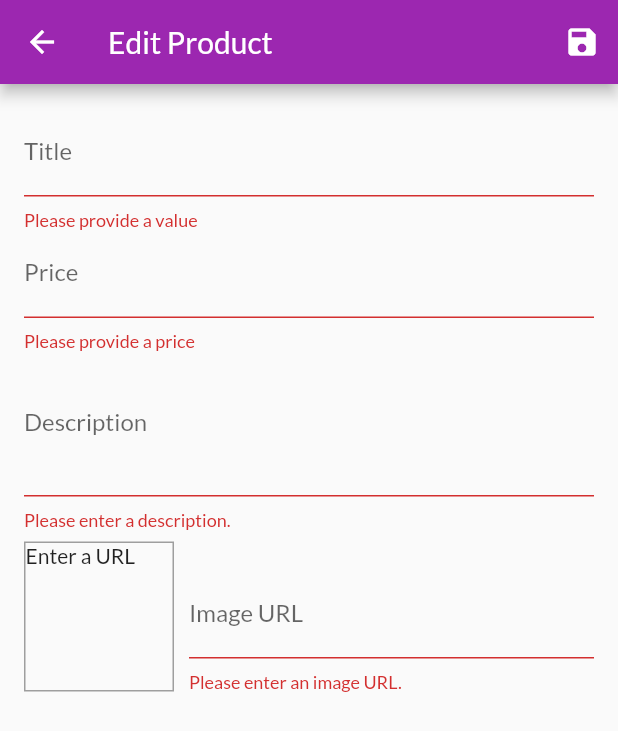
After one commit to thirw/shop_app, a Flutter app: the EditProductScreen screen opened by its route, after a tap on the "save" icon, on a phone screen of 412 x 824 dp. The commit adds this screen. Shown: the top 731 px of the screen. Run offline on Flutter 3.47's test engine with Material 2 defaults, Android fonts, the phone set to English and light mode, and no system bars; network calls fail.

Commit message:
Complete CRUD product

```diff
--- a/lib/main.dart
+++ b/lib/main.dart
@@ -6,6 +6,7 @@ import './screens/product_detail_screen.dart';
 import './screens/cart_screen.dart';
 import './screens/orders_screen.dart';
 import './screens/user_products_screen.dart';
+import './screens/edit_product_screen.dart';
 
 import './providers/cart.dart';
 import './providers/products.dart';
@@ -43,6 +44,7 @@ class MyApp extends StatelessWidget {
           CartSreen.routeName: (ctx) => CartSreen(),
           OrdersScreen.routeName: (ctx) => OrdersScreen(),
           UserProductsScreen.routeName: (ctx) => UserProductsScreen(),
+          EditProductScreen.routeName: (ctx) => EditProductScreen(),
         },
       ),
     );
--- a/lib/providers/products.dart
+++ b/lib/providers/products.dart
@@ -63,8 +63,32 @@ class Products with ChangeNotifier {
   //   _showFavoritesOnly = false;
   // }
 
-  void addProduct() {
-    // _items.add(value);
+  void addProduct(Product product) {
+    final newProduct = Product(
+      id: DateTime.now().toString(),
+      title: product.title,
+      description: product.description,
+      price: product.price,
+      imageUrl: product.imageUrl,
+    );
+    _items.add(newProduct);
+    // _items.insert(0, newProduct);
+    notifyListeners();
+  }
+
+  void updateProduct(String id, Product newProduct) {
+    final prodIndex = _items.indexWhere((element) => element.id == id);
+    if (prodIndex >= 0) {
+      _items[prodIndex] = newProduct;
+
+      notifyListeners();
+    } else {
+      print('...');
+    }
+  }
+
+  void deleteProduct(String id) {
+    _items.removeWhere((element) => element.id == id);
     notifyListeners();
   }
 }
--- /dev/null
+++ b/lib/screens/edit_product_screen.dart
@@ -0,0 +1,277 @@
+import 'package:flutter/material.dart';
+import 'package:provider/provider.dart';
+
+import '../providers/products.dart';
+import '../providers/product.dart';
+
+class EditProductScreen extends StatefulWidget {
+  static const routeName = '/edit-product-screen';
+
+  @override
+  _EditProductScreenState createState() => _EditProductScreenState();
+}
+
+class _EditProductScreenState extends State<EditProductScreen> {
+  final _priceFocusNode = FocusNode();
+  final _descriptionFocusNode = FocusNode();
+  final _imageUrlFocusNode = FocusNode();
+  final _imageUrlController = TextEditingController();
+  final _formKey = GlobalKey<FormState>();
+  var _editedProduct = Product(
+    id: null,
+    title: '',
+    description: '',
+    price: 0,
+    imageUrl: '',
+  );
+  var _initValues = {
+    'title': '',
+    'description': '',
+    'price': '',
+    'imageUrl': '',
+  };
+  var _isInit = true;
+
+  @override
+  void initState() {
+    _imageUrlFocusNode.addListener(_updateImageUrl);
+    super.initState();
+  }
+
+  @override
+  void didChangeDependencies() {
+    if (_isInit) {
+      final productId = ModalRoute.of(context).settings.arguments as String;
+      if (productId != null) {
+        _editedProduct =
+            Provider.of<Products>(context, listen: false).findById(productId);
+        _initValues = {
+          'title': _editedProduct.title,
+          'description': _editedProduct.description,
+          'price': _editedProduct.price.toString(),
+          // 'imageUrl': _editedProduct.imageUrl,
+          'imageUrl': '',
+        };
+        _imageUrlController.text = _editedProduct.imageUrl;
+      }
+    }
+    _isInit = false;
+
+    super.didChangeDependencies();
+  }
+
+  @override
+  void dispose() {
+    _imageUrlFocusNode.removeListener(_updateImageUrl);
+    _priceFocusNode.dispose();
+    _descriptionFocusNode.dispose();
+    _imageUrlFocusNode.dispose();
+    _imageUrlController.dispose();
+    super.dispose();
+  }
+
+  void _updateImageUrl() {
+    if (!_imageUrlFocusNode.hasFocus) {
+      if ((!_imageUrlController.text.startsWith('http') &&
+              !_imageUrlController.text.startsWith('https')) ||
+          (!_imageUrlController.text.endsWith('.png') &&
+              !_imageUrlController.text.endsWith('.jpg') &&
+              !_imageUrlController.text.endsWith('.jpeg'))) {
+        return;
+      }
+      setState(() {});
+    }
+  }
+
+  void _saveForm() {
+    final isValid = _formKey.currentState.validate();
+    if (!isValid) {
+      return;
+    }
+    _formKey.currentState.save();
+    if (_editedProduct.id != null) {
+      Provider.of<Products>(context, listen: false)
+          .updateProduct(_editedProduct.id, _editedProduct);
+    } else {
+      Provider.of<Products>(context, listen: false).addProduct(_editedProduct);
+    }
+    Navigator.of(context).pop();
+  }
+
+  @override
+  Widget build(BuildContext context) {
+    return Scaffold(
+      appBar: AppBar(title: Text('Edit Product'), actions: <Widget>[
+        IconButton(
+          icon: Icon(Icons.save),
+          onPressed: _saveForm,
+        )
+      ]),
+      body: Padding(
+        padding: const EdgeInsets.all(16.0),
+        child: Form(
+          key: _formKey,
+          child: ListView(
+            children: <Widget>[
+              TextFormField(
+                initialValue: _initValues['title'],
+                decoration: InputDecoration(labelText: 'Title'),
+                textInputAction: TextInputAction.next,
+                onFieldSubmitted: (_) {
+                  FocusScope.of(context).requestFocus(_priceFocusNode);
+                },
+                validator: (value) {
+                  if (value.isEmpty) {
+                    return 'Please provide a value';
+                  }
+                  return null;
+                },
+                onSaved: (value) {
+                  _editedProduct = Product(
+                    title: value,
+                    description: _editedProduct.description,
+                    price: _editedProduct.price,
+                    imageUrl: _editedProduct.imageUrl,
+                    id: _editedProduct.id,
+                    isFavorite: _editedProduct.isFavorite,
+                  );
+                },
+              ),
+              TextFormField(
+                initialValue: _initValues['price'],
+                decoration: InputDecoration(labelText: 'Price'),
+                textInputAction: TextInputAction.next,
+                keyboardType: TextInputType.number,
+                focusNode: _priceFocusNode,
+                onFieldSubmitted: (_) {
+                  FocusScope.of(context).requestFocus(_descriptionFocusNode);
+                },
+                validator: (value) {
+                  if (value.isEmpty) {
+                    return 'Please provide a price';
+                  }
+                  if (double.tryParse(value) == null) {
+                    return 'Please enter a valid number';
+                  }
+                  if (double.parse(value) <= 0) {
+                    return 'Please enter a number greater than zero. ';
+                  }
+
+                  return null;
+                },
+                onSaved: (value) {
+                  _editedProduct = Product(
+                    id: _editedProduct.id,
+                    isFavorite: _editedProduct.isFavorite,
+                    title: _editedProduct.title,
+                    description: _editedProduct.description,
+                    price: double.parse(value),
+                    imageUrl: _editedProduct.imageUrl,
+                  );
+                },
+              ),
+              TextFormField(
+                initialValue: _initValues['description'],
+                decoration: InputDecoration(labelText: 'Description'),
+                maxLines: 3,
+                keyboardType: TextInputType.multiline,
+                focusNode: _descriptionFocusNode,
+                validator: (value) {
+                  if (value.isEmpty) {
+                    return 'Please enter a description.';
+                  }
+                  if (value.length < 10) {
+                    return 'Should be at least 10 characters long.';
+                  }
+                  return null;
+                },
+                onSaved: (value) {
+                  _editedProduct = Product(
+                    id: _editedProduct.id,
+                    isFavorite: _editedProduct.isFavorite,
+                    title: _editedProduct.title,
+                    description: value,
+                    price: _editedProduct.price,
+                    imageUrl: _editedProduct.imageUrl,
+                  );
+                },
+              ),
+              Row(
+                crossAxisAlignment: CrossAxisAlignment.end,
+                children: [
+                  Container(
+                    width: 100,
+                    height: 100,
+                    margin: EdgeInsets.only(
+                      top: 8,
+                      right: 10,
+                    ),
+                    decoration: BoxDecoration(
+                        border: Border.all(width: 1, color: Colors.grey)),
+                    child: _imageUrlController.text.isEmpty
+                        ? Text('Enter a URL')
+                        : FittedBox(
+                            child: Image.network(
+                              _imageUrlController.text,
+                              fit: BoxFit.cover,
+                            ),
+                          ),
+                  ),
+                  Expanded(
+                      child: TextFormField(
+                    decoration: InputDecoration(labelText: 'Image URL'),
+                    keyboardType: TextInputType.url,
+                    textInputAction: TextInputAction.done,
+                    controller: _imageUrlController,
+                    focusNode: _imageUrlFocusNode,
+                    // onEditingComplete: () {
+                    //   setState(() {});
+                    // },
+                    onFieldSubmitted: (_) {
+                      _saveForm();
+                    },
+                    validator: (value) {
+                      if (value.isEmpty) {
+                        return 'Please enter an image URL.';
+                      }
+                      if (!value.startsWith('http') &&
+                          !value.startsWith('https')) {
+                        return 'Please enter a valid URL.';
+                      }
+                      if (!value.endsWith('.png') &&
+                          !value.endsWith('.jpg') &&
+                          !value.endsWith('.jpeg')) {
+                        return 'Please enter a valid image URL.';
+                      }
+                      return null;
+                    },
+                    onSaved: (value) {
+                      _editedProduct = Product(
+                        id: _editedProduct.id,
+                        isFavorite: _editedProduct.isFavorite,
+                        title: _editedProduct.title,
+                        description: _editedProduct.description,
+                        price: _editedProduct.price,
+                        imageUrl: value,
+                      );
+                    },
+                  )),
+                ],
+              )
+              // Expanded(
+              //     child: TextFormField(
+              //   decoration: InputDecoration(labelText: 'Image URL'),
+              //   keyboardType: TextInputType.url,
+              //   textInputAction: TextInputAction.done,
+              //   // controller: _imageUrlController,
+              //   onEditingComplete: () {
+              //     setState(() {});
+              //   },
+              // )),
+            ],
+          ),
+        ),
+      ),
+    );
+  }
+}
--- a/lib/screens/user_products_screen.dart
+++ b/lib/screens/user_products_screen.dart
@@ -14,7 +14,7 @@ class UserProductsScreen extends StatelessWidget {
 
     return Scaffold(
       appBar: AppBar(
-        title: Text('Your Product'),
+        title: Text('Your Products'),
         actions: <Widget>[
           IconButton(icon: Icon(Icons.add), onPressed: () {}),
         ],
@@ -27,6 +27,7 @@ class UserProductsScreen extends StatelessWidget {
           itemBuilder: (_, i) => Column(
             children: [
               UserProductItem(
+                productsData.items[i].id,
                 productsData.items[i].title,
                 productsData.items[i].imageUrl,
               ),
--- a/lib/widgets/app_drawer.dart
+++ b/lib/widgets/app_drawer.dart
@@ -33,7 +33,7 @@ class AppDrawer extends StatelessWidget {
           const Divider(),
           ListTile(
             leading: Icon(Icons.edit),
-            title: Text('Products'),
+            title: Text('Mange Your Products'),
             onTap: () {
               Navigator.of(context)
                   .pushReplacementNamed(UserProductsScreen.routeName);
--- a/lib/widgets/user_product_item.dart
+++ b/lib/widgets/user_product_item.dart
@@ -1,10 +1,15 @@
 import 'package:flutter/material.dart';
+import 'package:provider/provider.dart';
+
+import '../providers/products.dart';
+import '../screens/edit_product_screen.dart';
 
 class UserProductItem extends StatelessWidget {
+  final String id;
   final String title;
   final String imageUrl;
 
-  UserProductItem(this.title, this.imageUrl);
+  UserProductItem(this.id, this.title, this.imageUrl);
 
   @override
   Widget build(BuildContext context) {
@@ -20,12 +25,17 @@ class UserProductItem extends StatelessWidget {
             IconButton(
               icon: Icon(Icons.edit),
               color: Theme.of(context).primaryColor,
-              onPressed: () {},
+              onPressed: () {
+                Navigator.of(context)
+                    .pushNamed(EditProductScreen.routeName, arguments: id);
+              },
             ),
             IconButton(
               icon: Icon(Icons.delete),
               color: Theme.of(context).errorColor,
-              onPressed: () {},
+              onPressed: () {
+                Provider.of<Products>(context, listen: false).deleteProduct(id);
+              },
             ),
           ],
         ),
```
